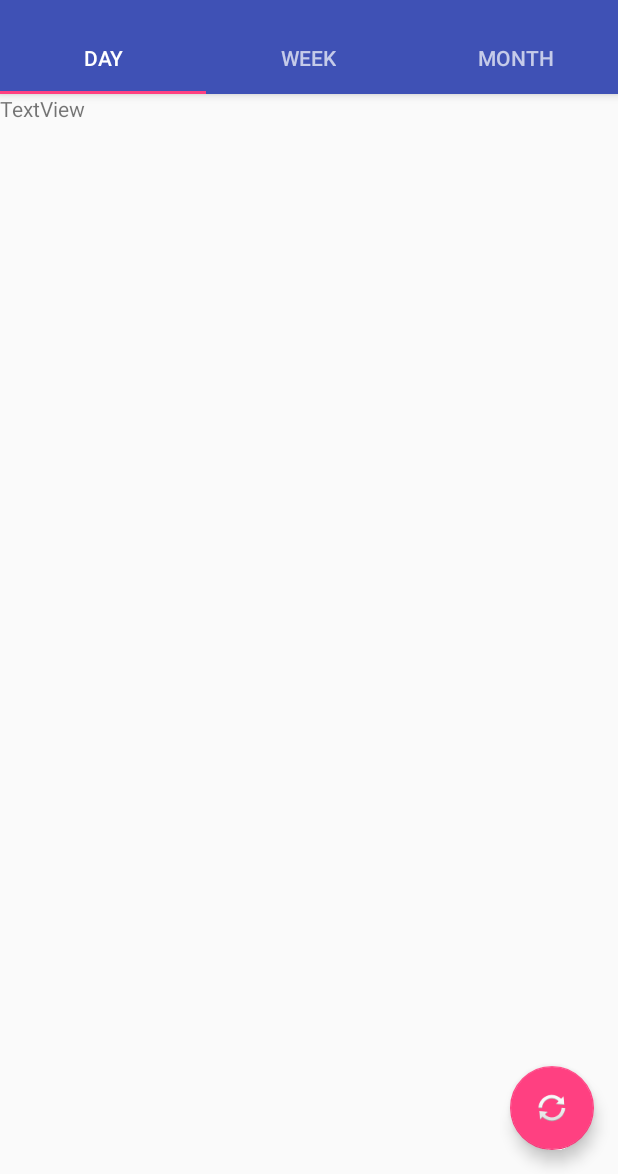
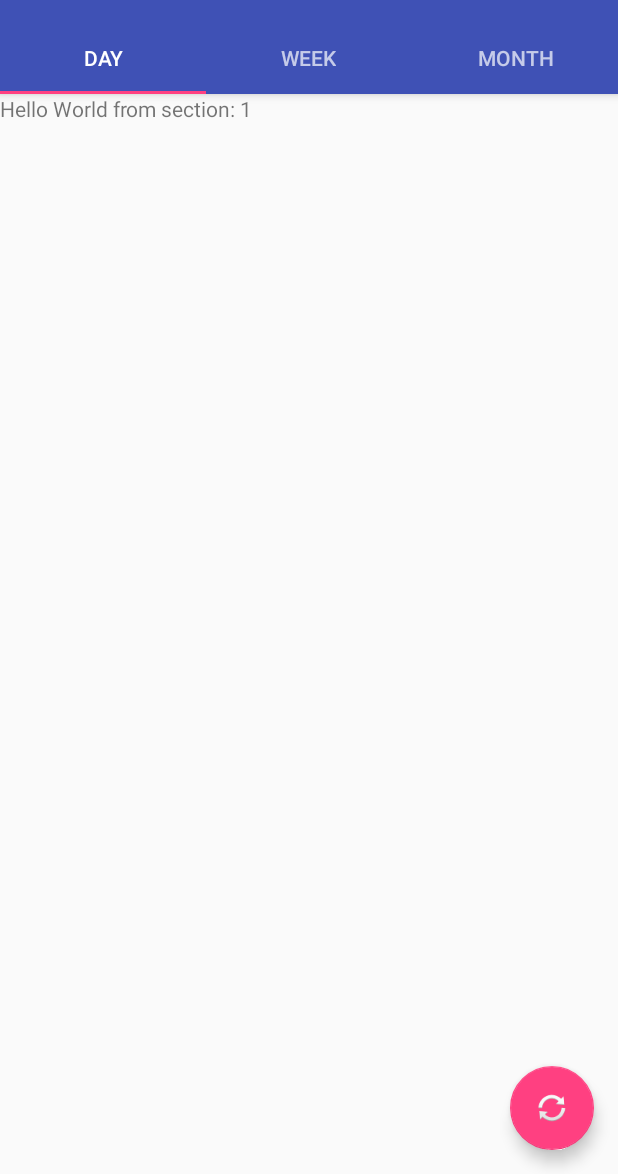
Before and after one commit to louismanson/Katherine, an Android app: the screen it shows after launch (MainActivity), on a phone screen of 412 x 824 dp, the part 62-1236 px from its top. Run offline under Robolectric (Android 15) with nearby library versions, the phone set to English and light mode, and no system bars.

Commit message:
add asynchronous call in the fragment

```diff
--- a/app/src/main/java/com/codelouis/katherine/DataFragment.kt
+++ b/app/src/main/java/com/codelouis/katherine/DataFragment.kt
@@ -10,6 +10,7 @@ import android.view.View
 import android.view.ViewGroup
 import android.widget.ListView
 import android.widget.SimpleAdapter
+import android.widget.TextView
 import android.widget.Toast
 import org.json.JSONException
 import org.json.JSONObject
@@ -47,7 +48,13 @@ class DataFragment : Fragment() {
     override fun onCreateView(inflater: LayoutInflater, container: ViewGroup?, savedInstanceState: Bundle?): View? {
 
         var rootView = inflater.inflate(R.layout.fragment_datafragment, container, false)
-        //var textView = rootView.findViewById<>()
+        var textView = rootView.findViewById(R.id.section_label) as TextView
+        textView.setText(getString(R.string.section_format,getArguments()?.getInt(ARG_SECTION_NUMBER)))
+
+        contactList = ArrayList()
+        lv = rootView.findViewById(R.id.list3)
+
+        GetContacts().execute()
 
         return rootView
     }
@@ -62,9 +69,9 @@ class DataFragment : Fragment() {
             Log.d(TAG, "pre  " )
             // Showing progress dialog
             pDialog = ProgressDialog(context)
-            pDialog!!.setMessage("Please wait...")
-            pDialog!!.setCancelable(false)
-            pDialog!!.show()
+            pDialog?.setMessage("Please wait...")
+            pDialog?.setCancelable(false)
+            pDialog?.show()
 
         }
 
@@ -76,8 +83,6 @@ class DataFragment : Fragment() {
 
             // Making a request to url and getting response
             val jsonStr = sh.makeServiceCall(url)
-
-            Log.e(TAG, "Response from url: " + jsonStr!!)
 
             if (jsonStr != null) {
                 Log.d(TAG, "jsonStr != null  " )
@@ -115,7 +120,7 @@ class DataFragment : Fragment() {
                         contact["mobile"] = mobile
 
                         // adding contact to contact list
-                        contactList!!.add(contact)
+                        contactList?.add(contact)
                     }
                 } catch (e: JSONException) {
                     Log.d(TAG, "valio pito")
@@ -156,8 +161,8 @@ class DataFragment : Fragment() {
             val adapter = SimpleAdapter(
                     context, contactList,
                     R.layout.list_item, arrayOf("name", "email", "mobile"), intArrayOf(R.id.name, R.id.email, R.id.mobile))
+            lv?.setAdapter(adapter)
 
-            lv!!.setAdapter(adapter)
         }
 
     }
--- a/app/src/main/res/layout/fragment_datafragment.xml
+++ b/app/src/main/res/layout/fragment_datafragment.xml
@@ -6,12 +6,12 @@
     tools:context=".MainActivity">
 
     <ListView
-        android:id="@+id/list"
+        android:id="@+id/list3"
         android:layout_width="fill_parent"
         android:layout_height="wrap_content" />
 
     <TextView
-        android:id="@+id/textView2"
+        android:id="@+id/section_label"
         android:layout_width="wrap_content"
         android:layout_height="wrap_content"
         android:layout_alignParentStart="true"
```
